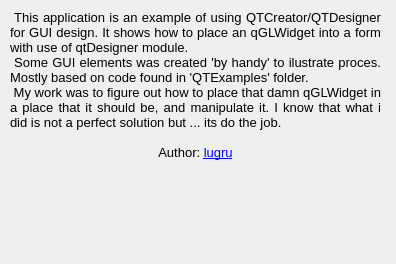
First picture: the form in Atomical/Qt4/about.ui, repository nagyistoce/cocoatutorials, before the edit.
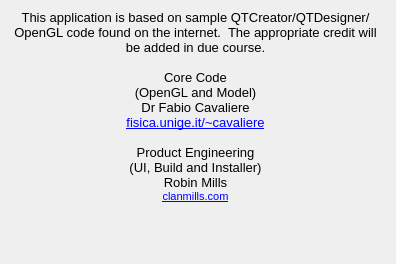
Second picture: the form after the edit. Icons and pictures are not drawn.

Commit message: Mostly messing about with the about box (learning Qt)

Patch:
```diff
--- a/Atomical/Qt4/about.ui
+++ b/Atomical/Qt4/about.ui
@@ -51,12 +51,12 @@
     <string>&lt;!DOCTYPE HTML PUBLIC &quot;-//W3C//DTD HTML 4.0//EN&quot; &quot;http://www.w3.org/TR/REC-html40/strict.dtd&quot;&gt;
 &lt;html&gt;&lt;head&gt;&lt;meta name=&quot;qrichtext&quot; content=&quot;1&quot; /&gt;&lt;style type=&quot;text/css&quot;&gt;
 p, li { white-space: pre-wrap; }
-&lt;/style&gt;&lt;/head&gt;&lt;body style=&quot; font-family:'Sans'; font-size:10pt; font-weight:400; font-style:normal;&quot;&gt;
-&lt;p align=&quot;justify&quot; style=&quot; margin-top:0px; margin-bottom:0px; margin-left:0px; margin-right:0px; -qt-block-indent:0; text-indent:0px;&quot;&gt; This application is an example of using QTCreator/QTDesigner for GUI design. It shows how to place an qGLWidget into a form with use of qtDesigner module.&lt;/p&gt;
-&lt;p align=&quot;justify&quot; style=&quot; margin-top:0px; margin-bottom:0px; margin-left:0px; margin-right:0px; -qt-block-indent:0; text-indent:0px;&quot;&gt; Some GUI elements was created 'by handy' to ilustrate proces. Mostly based on code found in 'QTExamples' folder.&lt;/p&gt;
-&lt;p align=&quot;justify&quot; style=&quot; margin-top:0px; margin-bottom:0px; margin-left:0px; margin-right:0px; -qt-block-indent:0; text-indent:0px;&quot;&gt; My work was to figure out how to place that damn qGLWidget in a place that it should be, and manipulate it. I know that what i did is not a perfect solution but ... its do the job.&lt;/p&gt;
-&lt;p align=&quot;justify&quot; style=&quot; margin-top:0px; margin-bottom:0px; margin-left:0px; margin-right:0px; -qt-block-indent:0; text-indent:0px;&quot;&gt; &lt;/p&gt;
-&lt;p align=&quot;center&quot; style=&quot; margin-top:0px; margin-bottom:0px; margin-left:0px; margin-right:0px; -qt-block-indent:0; text-indent:0px;&quot;&gt;Author: &lt;a href=&quot;http://lugru.com&quot;&gt;&lt;span style=&quot; text-decoration: underline; color:#0000ff;&quot;&gt;lugru&lt;/span&gt;&lt;/a&gt;&lt;/p&gt;&lt;/body&gt;&lt;/html&gt;</string>
+&lt;/style&gt;&lt;/head&gt;&lt;body style=&quot; font-family:'MS Shell Dlg 2'; font-size:8.25pt; font-weight:400; font-style:normal;&quot;&gt;
+&lt;p align=&quot;center&quot; style=&quot; margin-top:0px; margin-bottom:0px; margin-left:0px; margin-right:0px; -qt-block-indent:0; text-indent:0px;&quot;&gt;&lt;span style=&quot; font-family:'Sans'; font-size:10pt;&quot;&gt;This application is based on sample QTCreator/QTDesigner/OpenGL code found on the internet.  The appropriate credit will be added in due course.&lt;/span&gt;&lt;/p&gt;
+&lt;p align=&quot;justify&quot; style=&quot;-qt-paragraph-type:empty; margin-top:0px; margin-bottom:0px; margin-left:0px; margin-right:0px; -qt-block-indent:0; text-indent:0px; font-family:'Sans'; font-size:10pt;&quot;&gt;&lt;/p&gt;
+&lt;p align=&quot;center&quot; style=&quot; margin-top:0px; margin-bottom:0px; margin-left:0px; margin-right:0px; -qt-block-indent:0; text-indent:0px;&quot;&gt;&lt;span style=&quot; font-family:'Sans'; font-size:10pt;&quot;&gt;Core Code&lt;br /&gt;(OpenGL and Model)&lt;br /&gt;Dr Fabio Cavaliere&lt;br /&gt;&lt;/span&gt;&lt;a href=&quot;http://www.fisica.unige.it/~cavaliere&quot;&gt;&lt;span style=&quot; font-family:'Sans'; font-size:10pt; text-decoration: underline; color:#0000ff;&quot;&gt;fisica.unige.it/~cavaliere&lt;/span&gt;&lt;/a&gt;&lt;/p&gt;
+&lt;p align=&quot;center&quot; style=&quot;-qt-paragraph-type:empty; margin-top:0px; margin-bottom:0px; margin-left:0px; margin-right:0px; -qt-block-indent:0; text-indent:0px; font-family:'Sans'; font-size:10pt; text-decoration: underline; color:#0000ff;&quot;&gt;&lt;/p&gt;
+&lt;p align=&quot;center&quot; style=&quot; margin-top:0px; margin-bottom:0px; margin-left:0px; margin-right:0px; -qt-block-indent:0; text-indent:0px;&quot;&gt;&lt;span style=&quot; font-family:'Sans'; font-size:10pt;&quot;&gt;Product Engineering&lt;br /&gt;(UI, Build and Installer)&lt;br /&gt;Robin Mills&lt;br /&gt;&lt;/span&gt;&lt;a href=&quot;http://clanmills.com&quot;&gt;&lt;span style=&quot; font-family:'Sans'; font-size:8pt; text-decoration: underline; color:#0000ff;&quot;&gt;clanmills.com&lt;/span&gt;&lt;/a&gt;&lt;/p&gt;&lt;/body&gt;&lt;/html&gt;</string>
    </property>
    <property name="alignment">
     <set>Qt::AlignLeading|Qt::AlignLeft|Qt::AlignTop</set>
```
The commit also changes 7 other files.
